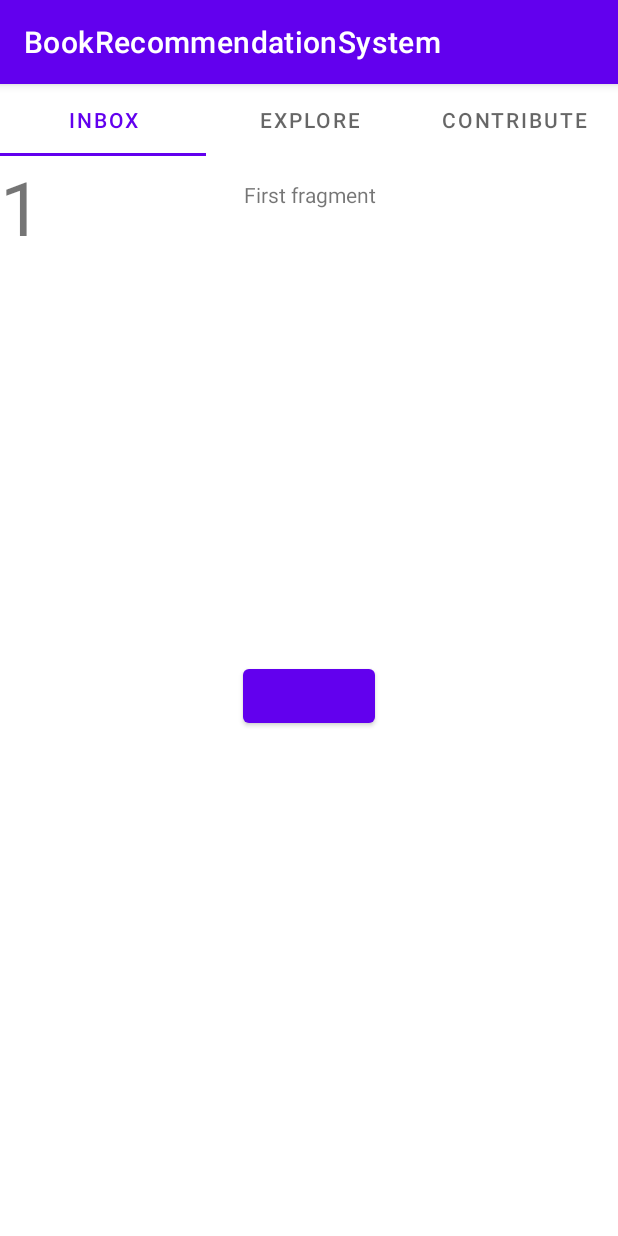
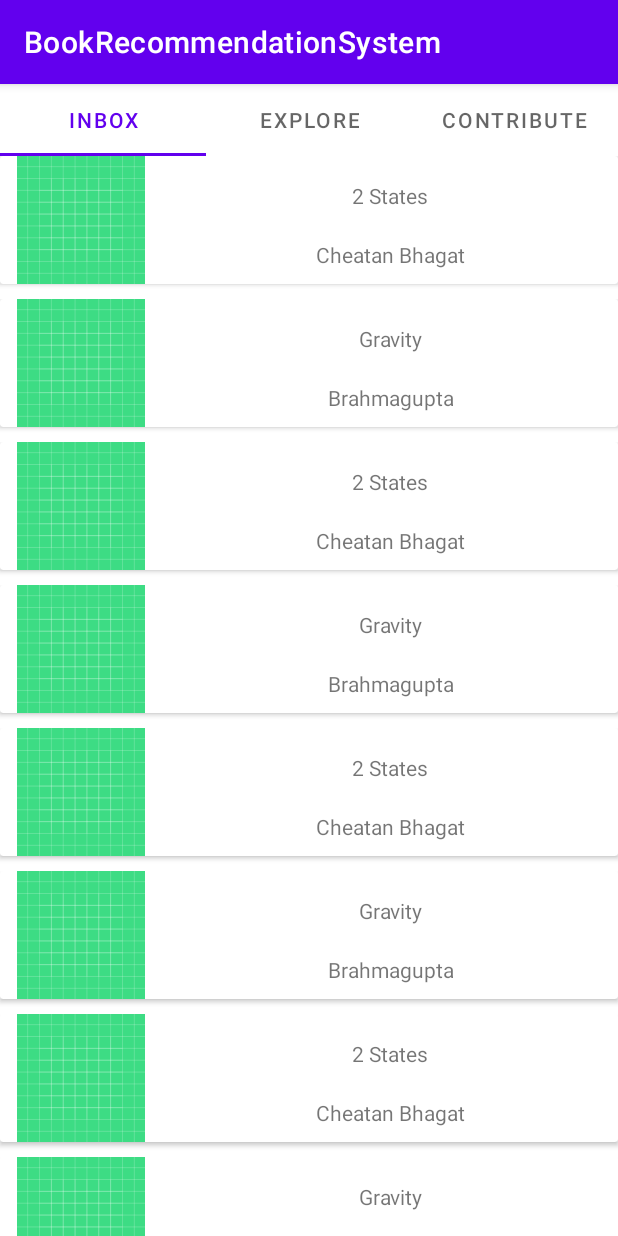
Before and after one commit to miniprojectsem56/BookRecommendationSystem, an Android app: the screen it shows after launch (MainActivity), on a phone screen of 412 x 824 dp. Run offline under Robolectric (Android 15) with nearby library versions, the phone set to English and light mode, and no system bars.

Commit message:
First fragment also committed

```diff
--- a/app/src/main/java/com/example/bookrecommendationsystem/FirstFragment.java
+++ b/app/src/main/java/com/example/bookrecommendationsystem/FirstFragment.java
@@ -3,64 +3,61 @@ package com.example.bookrecommendationsystem;
 import android.os.Bundle;
 
 import androidx.fragment.app.Fragment;
+import androidx.recyclerview.widget.LinearLayoutManager;
 import androidx.recyclerview.widget.RecyclerView;
 
 import android.util.Log;
 import android.view.LayoutInflater;
 import android.view.View;
 import android.view.ViewGroup;
+import android.widget.ArrayAdapter;
 import android.widget.Button;
 import android.widget.TextView;
 
 import com.example.adapter.RecyclerViewAdapter;
 import com.example.bookrecommendationsystem.databinding.FragmentFirstBinding;
 
+import java.util.ArrayList;
+
 
 public class FirstFragment extends Fragment {
 
-    Button button;
-    TextView textView;
-    int cnt=0;
     FragmentFirstBinding binding;
 
-    // TODO: Rename parameter arguments, choose names that match
-    // the fragment initialization parameters, e.g. ARG_ITEM_NUMBER
     private static final String ARG_PARAM1 = "param1";
     private static final String ARG_PARAM2 = "param2";
 
-    // TODO: Rename and change types of parameters
+
     private String mParam1;
     private String mParam2;
+
+    private RecyclerView recyclerView;
+    private RecyclerViewAdapter recyclerViewAdapter;
+
+    public ArrayList<Book> bookArrayList;
+    private ArrayAdapter<String> arrayAdapter;
 
     public FirstFragment() {
         // Required empty public constructor
     }
 
-
-    // TODO: Rename and change types and number of parameters
-   /* public static FirstFragment newInstance(String param1, String param2) {
-        FirstFragment fragment = new FirstFragment();
-        Bundle args = new Bundle();
-        args.putString(ARG_PARAM1, param1);
-        args.putString(ARG_PARAM2, param2);
-        fragment.setArguments(args);
-        return fragment;
-    }
-    */
     @Override
     public View onCreateView(LayoutInflater inflater, ViewGroup container,
                              Bundle savedInstanceState) {
         // Inflate the layout for this fragment
         binding = FragmentFirstBinding.inflate(inflater,container,false);
-        Log.d("Fragment1 ","Created");
-        binding.Button.setOnClickListener(new View.OnClickListener() {
-            @Override
-            public void onClick(View v) {
-                cnt++;
-                Log.d("cnt",""+cnt);
-                binding.CountText.setText(""+cnt);
-            }
-        });
+
+        recyclerView= binding.recyclerView;
+        recyclerView.setHasFixedSize(true);
+        recyclerView.setLayoutManager(new LinearLayoutManager(getActivity()));
+
+        bookArrayList=new ArrayList<Book>();
+        for(int i=0;i<10;i++) {
+            bookArrayList.add(new Book("2 States","Cheatan Bhagat"));
+            bookArrayList.add(new Book("Gravity","Brahmagupta"));
+        }
+        recyclerViewAdapter=new RecyclerViewAdapter(getActivity(),bookArrayList);
+        recyclerView.setAdapter(recyclerViewAdapter);
 
         return binding.getRoot();
     }
--- a/app/src/main/res/layout/fragment_first.xml
+++ b/app/src/main/res/layout/fragment_first.xml
@@ -3,27 +3,18 @@
     xmlns:tools="http://schemas.android.com/tools"
     android:layout_width="match_parent"
     android:layout_height="match_parent"
-    tools:context=".FirstFragment"
-    android:id="@+id/firstfrag">
+    tools:context=".SecondFragment">
 
-
+    <!-- TODO: Update blank fragment layout -->
     <TextView
         android:layout_width="match_parent"
         android:layout_height="match_parent"
+        android:text="Second fragment"
         android:layout_marginTop="16dp"
-        android:gravity="center_horizontal"
-        android:text="First fragment" />
+        android:gravity="center_horizontal"/>
 
-    <TextView
-        android:id="@+id/CountText"
-        android:layout_width="wrap_content"
-        android:layout_height="121dp"
-        android:text="1"
-        android:textSize="50dp" />
-
-    <Button
-        android:id="@+id/Button"
-        android:layout_width="wrap_content"
-        android:layout_height="wrap_content"
-        android:layout_gravity="center" />
+    <androidx.recyclerview.widget.RecyclerView
+        android:id="@+id/recyclerView"
+        android:layout_width="match_parent"
+        android:layout_height="match_parent" />
 </FrameLayout>
```
